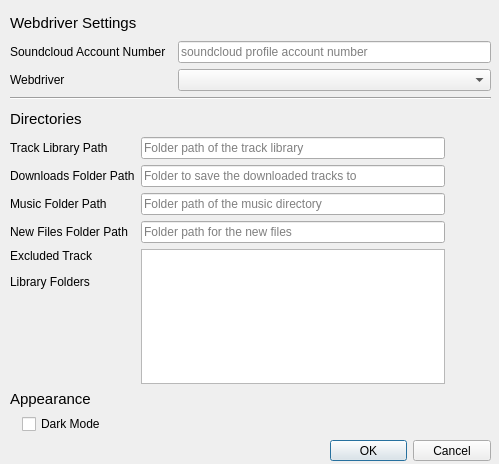
Old version of the form _02_GUI/_03_UI/00_Draft/Settings.ui in the repository DST-DEV/SCDL.
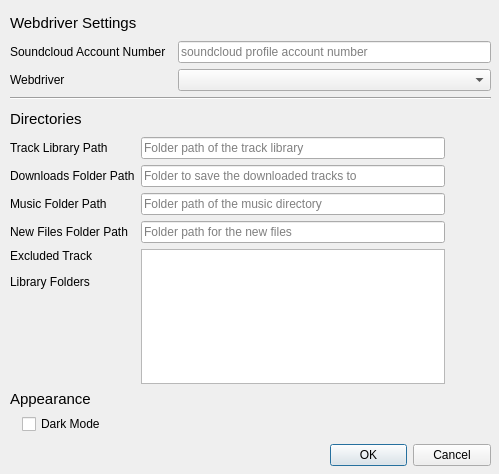
New version of the form. Icons and pictures are not drawn.

The edit to the form file:
```diff
--- a/_02_GUI/_03_UI/00_Draft/Settings.ui
+++ b/_02_GUI/_03_UI/00_Draft/Settings.ui
@@ -7,7 +7,7 @@
     <x>0</x>
     <y>0</y>
     <width>499</width>
-    <height>464</height>
+    <height>474</height>
    </rect>
   </property>
   <property name="windowTitle">
@@ -19,7 +19,7 @@
      <x>330</x>
      <y>440</y>
      <width>161</width>
-     <height>21</height>
+     <height>31</height>
     </rect>
    </property>
    <property name="orientation">
```
